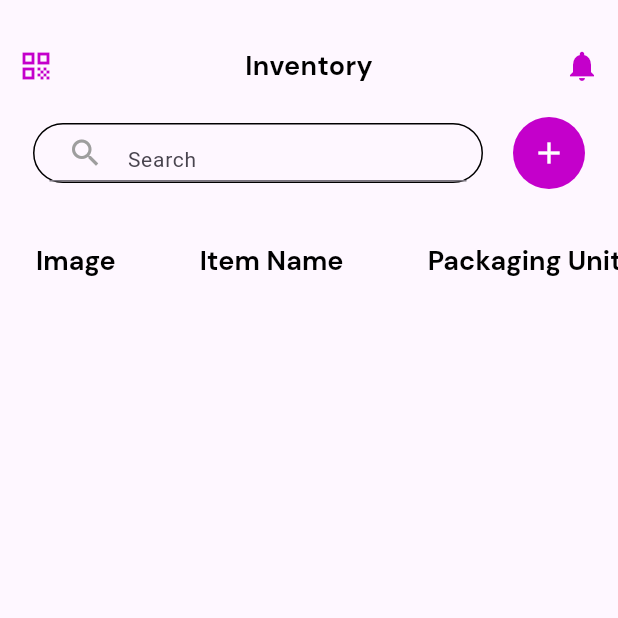
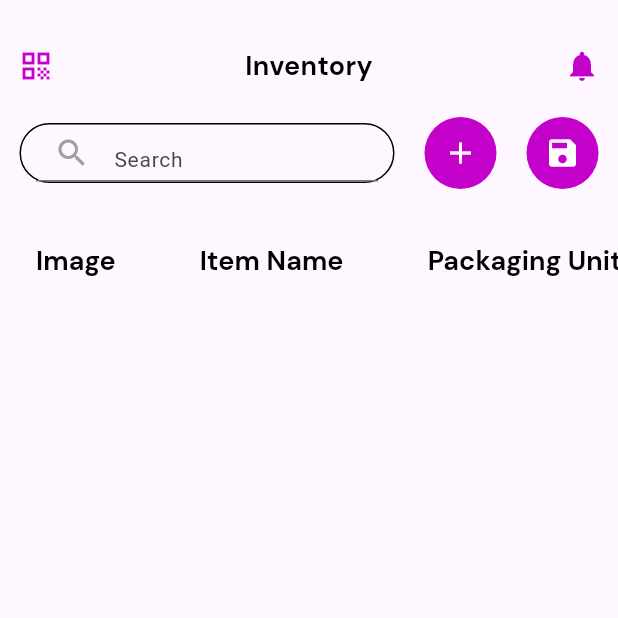
Before and after one commit to lansoyyy/Pharma-INVENQUREC-System, a Flutter app: the UserHomeScreen screen opened directly, on a phone screen of 412 x 824 dp, the top half of it. Run offline on Flutter 3.47's test engine with Material 3 defaults, Android fonts, the phone set to English and light mode, and no system bars; our stand-ins replace cloud_firestore, firebase_auth, firebase_core, firebase_storage, fluttertoast, image_picker and 1 more; missing offline and left inert: flutter_barcode_scanner; accounts and stored records are empty; Roboto replaces fonts that are missing (QRegular).

Commit message:
wip revisions

```diff
--- a/lib/screens/user_home_screen.dart
+++ b/lib/screens/user_home_screen.dart
@@ -109,7 +109,7 @@ class _UserHomeScreenState extends State<UserHomeScreen> {
                 children: [
                   Container(
                     height: 40,
-                    width: 300,
+                    width: 250,
                     decoration: BoxDecoration(
                         border: Border.all(
                           color: Colors.black,
@@ -154,6 +154,20 @@ class _UserHomeScreenState extends State<UserHomeScreen> {
                       },
                       icon: const Icon(
                         Icons.add,
+                        color: Colors.white,
+                      ),
+                    ),
+                  ),
+                  const SizedBox(
+                    width: 20,
+                  ),
+                  Container(
+                    decoration:
+                        BoxDecoration(color: primary, shape: BoxShape.circle),
+                    child: IconButton(
+                      onPressed: () {},
+                      icon: const Icon(
+                        Icons.save,
                         color: Colors.white,
                       ),
                     ),
@@ -246,10 +260,22 @@ class _UserHomeScreenState extends State<UserHomeScreen> {
                               ),
                             )),
                             DataCell(
-                              TextWidget(
-                                text: data.docs[i]['name'],
-                                fontSize: 14,
-                              ),
+                              data.docs[i]['qty'] < 5
+                                  ? Badge(
+                                      label: TextWidget(
+                                        text: 'Low qty',
+                                        fontSize: 10,
+                                        color: Colors.white,
+                                      ),
+                                      child: TextWidget(
+                                        text: data.docs[i]['name'],
+                                        fontSize: 14,
+                                      ),
+                                    )
+                                  : TextWidget(
+                                      text: data.docs[i]['name'],
+                                      fontSize: 14,
+                                    ),
                             ),
                             DataCell(
                               TextWidget(
```
